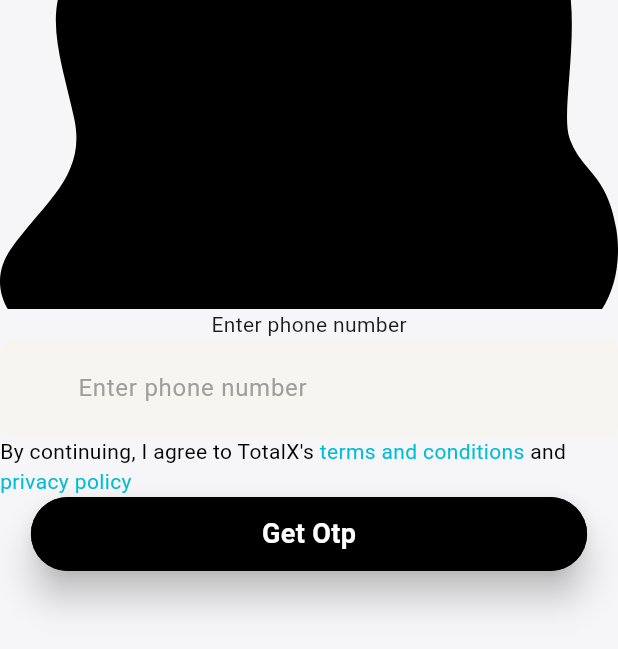
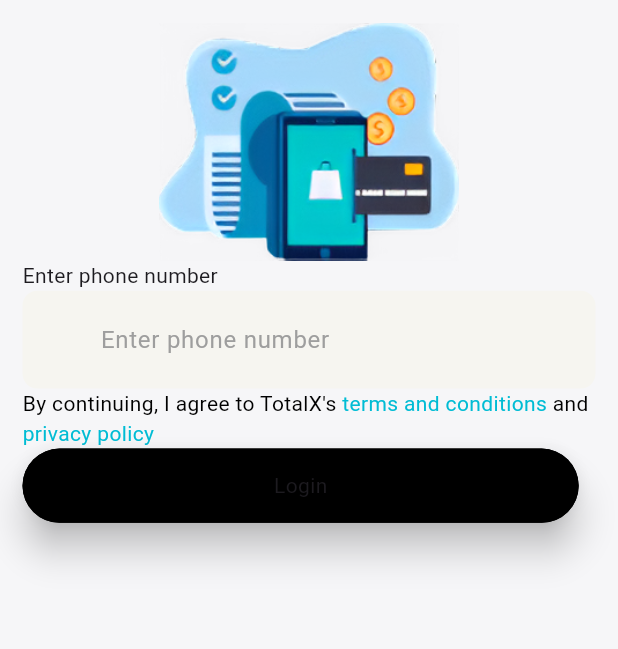
Before and after one commit to SuhailJafrinmk/total-x-machine-test, a Flutter app: the PhoneNumberVerificationScreen screen opened directly, on a phone screen of 412 x 824 dp. Shown: the top 649 px of the screen. Run offline on Flutter 3.47's test engine with Material 3 defaults, Android fonts, the phone set to English and light mode, and no system bars; our stand-ins replace bloc, cloud_firestore, either_dart, firebase_auth, firebase_core, flutter_bloc and 3 more; missing offline and left inert: dart:html; accounts and stored records are empty.

Commit message:
added phone authentication functions and set the bloc and state - pending ui reflection to state changes

```diff
--- /dev/null
+++ b/lib/blocs/authentication/authentication_event.dart
@@ -0,0 +1,32 @@
+part of 'authentication_bloc.dart';
+
+@immutable
+sealed class AuthenticationEvent {}
+class SendOtpToPhone extends AuthenticationEvent{
+  final String phoneNumber;
+
+  SendOtpToPhone({required this.phoneNumber});
+
+}
+class OnPhoneOtpSend extends AuthenticationEvent{
+  final String verificationId;
+  final int ? token;
+  OnPhoneOtpSend({required this.verificationId, required this.token});
+}
+class VerfiySendOtp extends AuthenticationEvent{
+  final String otpCode;
+  final String verificationId;
+  VerfiySendOtp({required this.otpCode, required this.verificationId});
+}
+class OnPhoneAuthenticationError extends AuthenticationEvent{
+  final String error;
+
+  OnPhoneAuthenticationError({required this.error});
+
+}
+class OnPhoneAuthVerificationCompletedEvent extends AuthenticationEvent{
+  final AuthCredential credential;
+
+  OnPhoneAuthVerificationCompletedEvent({required this.credential});
+
+}
--- /dev/null
+++ b/lib/blocs/authentication/authentication_state.dart
@@ -0,0 +1,18 @@
+part of 'authentication_bloc.dart';
+
+@immutable
+sealed class AuthenticationState {}
+class LoginScreenLoadingState extends AuthenticationState{
+
+}
+class LoginScreenInitialState extends AuthenticationState{}
+class LoginScreenLoadedState extends AuthenticationState{}
+class LoginScreenErrorState extends AuthenticationState{
+  final String error;
+  LoginScreenErrorState({required this.error});
+}
+class PhoneAuthCodeSentSuccess extends AuthenticationState{
+  final String verificationId;
+  PhoneAuthCodeSentSuccess({required this.verificationId});
+}
+class LoginScreenOtpSuccessState extends AuthenticationState{}
--- a/lib/constants/app_images.dart
+++ b/lib/constants/app_images.dart
@@ -1,5 +1,5 @@
 class AppImages{
-  static const String numberInputScreenSvg='assets/images/svg_verification_screen.svg';
+  static const String numberInputScreenSvg='assets/images/image_upscaled.png';
   static const String laptopImage='assets/images/laptop_image_verify.png';
   static const String profileImg='assets/images/profile_7362087.png';
 }
--- a/lib/view/common_widgets/custom_button.dart
+++ b/lib/view/common_widgets/custom_button.dart
@@ -9,6 +9,7 @@ class CustomButtonBlack extends StatefulWidget {
   final double? buttonRadius;
   final Color? textColor;
   final double? elevation;
+  final Widget ? btntxt;
 
   CustomButtonBlack({
     super.key,
@@ -20,6 +21,7 @@ class CustomButtonBlack extends StatefulWidget {
     this.ontap,
     this.textColor,
     this.elevation,
+    this.btntxt,
   });
 
   @override
@@ -39,6 +41,7 @@ class _CustomButtonBlackState extends State<CustomButtonBlack> {
   Widget build(BuildContext context) {
     final Size size = MediaQuery.of(context).size;
     return InkWell(
+      onTap: widget.ontap,
       child: Material(
         elevation: widget.elevation ?? 10,
         color: widget.color ?? Colors.black,
@@ -51,7 +54,7 @@ class _CustomButtonBlackState extends State<CustomButtonBlack> {
             color: buttonColor,
           ),
           child: Center(
-            child: Text(
+            child: widget.btntxt ?? Text(
               widget.text,
               style: TextStyle(
                 fontWeight: FontWeight.bold,
--- a/lib/view/screens/authentication/number_input_screen.dart
+++ b/lib/view/screens/authentication/number_input_screen.dart
@@ -1,9 +1,14 @@
 import 'package:flutter/material.dart';
 import 'package:flutter/widgets.dart';
+import 'package:flutter_bloc/flutter_bloc.dart';
 import 'package:flutter_svg/flutter_svg.dart';
+import 'package:totelx_machine_test/blocs/authentication/authentication_bloc.dart';
 import 'package:totelx_machine_test/constants/app_images.dart';
+import 'package:totelx_machine_test/utils/custom_snackbar.dart';
+import 'package:totelx_machine_test/utils/validators.dart';
 import 'package:totelx_machine_test/view/common_widgets/custom_button.dart';
 import 'package:totelx_machine_test/view/common_widgets/custom_textfield.dart';
+import 'dart:developer' as developer;
 
 class PhoneNumberVerificationScreen extends StatefulWidget {
   const PhoneNumberVerificationScreen({super.key});
@@ -15,40 +20,48 @@ class PhoneNumberVerificationScreen extends StatefulWidget {
 
 class _PhoneNumberVerificationScreenState
     extends State<PhoneNumberVerificationScreen> {
+  final  formkey = GlobalKey<FormState>();
   final TextEditingController phoneNumberController = TextEditingController();
   @override
   Widget build(BuildContext context) {
     final Size size = MediaQuery.of(context).size;
     return Scaffold(
+      resizeToAvoidBottomInset: false,
       body: SizedBox(
         height: size.height,
         width: size.width,
+        child: Form(
+          key: formkey,
+          child: Padding(
+            padding: const EdgeInsets.all(15),
+            child: SafeArea(
               child: Column(
                 children: [
                   Expanded(
                       flex: 1,
                       child: SizedBox(
                         child: Center(
-                    child: SvgPicture.asset(
-                      AppImages.numberInputScreenSvg,
-                      fit: BoxFit.cover,
-                    ),
+                         child: Image.asset(AppImages.numberInputScreenSvg),
                         ),
                       )),
                   Expanded(
-                flex: 1,
+                      flex: 2,
                       child: SizedBox(
                         child: Column(
+                          crossAxisAlignment: CrossAxisAlignment.start,
                           children: [
                             const Text('Enter phone number'),
                             CustomTextField(
+                              validator: (value) =>ValidatorFunctions.phoneNumberValidate(value),
+                              inputType: TextInputType.number,
                                 hintText: 'Enter phone number',
-                          textEditingController: phoneNumberController),
+                                textEditingController: phoneNumberController
+                                ),
                             const Text.rich(
                               TextSpan(
                                 text: 'By continuing, I agree to TotalX\'s ',
                                 style: const TextStyle(
-                              color: Colors.black), // Default text color
+                                    color: Colors.black),
                                 children: [
                                   TextSpan(
                                     text: 'terms and conditions',
@@ -65,7 +78,27 @@ class _PhoneNumberVerificationScreenState
                                 ],
                               ),
                             ),
-                      CustomButtonBlack(text: 'Get Otp'),
+                            CustomButtonBlack(
+                              text: 'Login',
+                              ontap: () {
+                                developer.log('button is clicked');
+                                if(formkey.currentState!.validate()){
+                                  BlocProvider.of<AuthenticationBloc>(context).add(SendOtpToPhone(phoneNumber: '+91${phoneNumberController.text.trim()}'));
+                                }else{
+                                  ScaffoldMessenger.of(context).showSnackBar(customSnackbar(context, true, 'Phone number is not valid'));
+                                }
+                              },
+                              btntxt: BlocBuilder<AuthenticationBloc, AuthenticationState>(
+                                builder: (context, state) {
+                                  if(state is LoginScreenLoadingState){
+                                    return CircularProgressIndicator();
+                                  }else{
+                                    return Text('Login');
+                                  }
+
+                                },
+                              ),
+                              ),
                           ],
                         ),
                       )),
@@ -73,6 +106,9 @@ class _PhoneNumberVerificationScreenState
                 ],
               ),
             ),
+          ),
+        ),
+      ),
     );
   }
 }
--- a/pubspec.yaml
+++ b/pubspec.yaml
@@ -42,6 +42,7 @@ dependencies:
   flutter_svg: ^2.0.10+1
   flutter_otp_text_field: ^1.1.3+2
   either_dart: ^1.0.0
+  flutter_bloc: ^8.1.6
 
 dev_dependencies:
   flutter_test:
```
Also changed, not shown: lib/blocs/authentication/authentication_bloc.dart (added, +74 -0 lines), lib/main.dart (+12 -3 lines), lib/services/firebase_service.dart (+22 -3 lines), lib/utils/custom_snackbar.dart (added, +15 -0 lines), lib/utils/exceptions.dart (added, +17 -0 lines), lib/utils/validators.dart (+6 -4 lines), assets/images/image_upscaled.png (added), pubspec.lock. Lines whose indentation alone changed are shown as unchanged.
